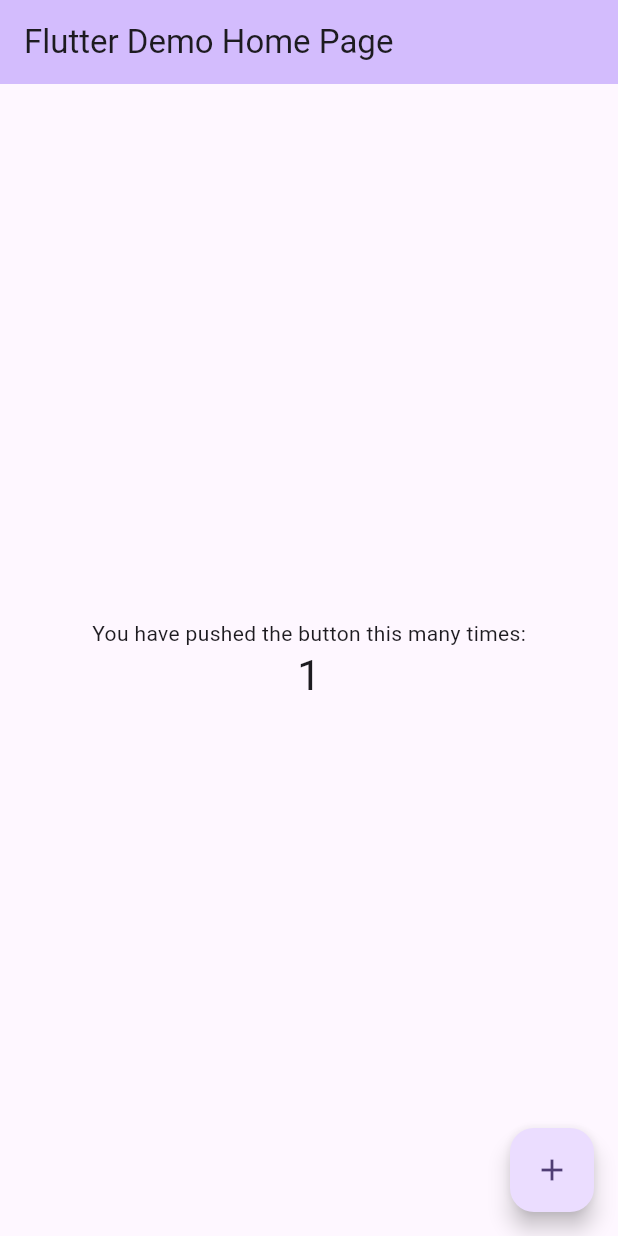
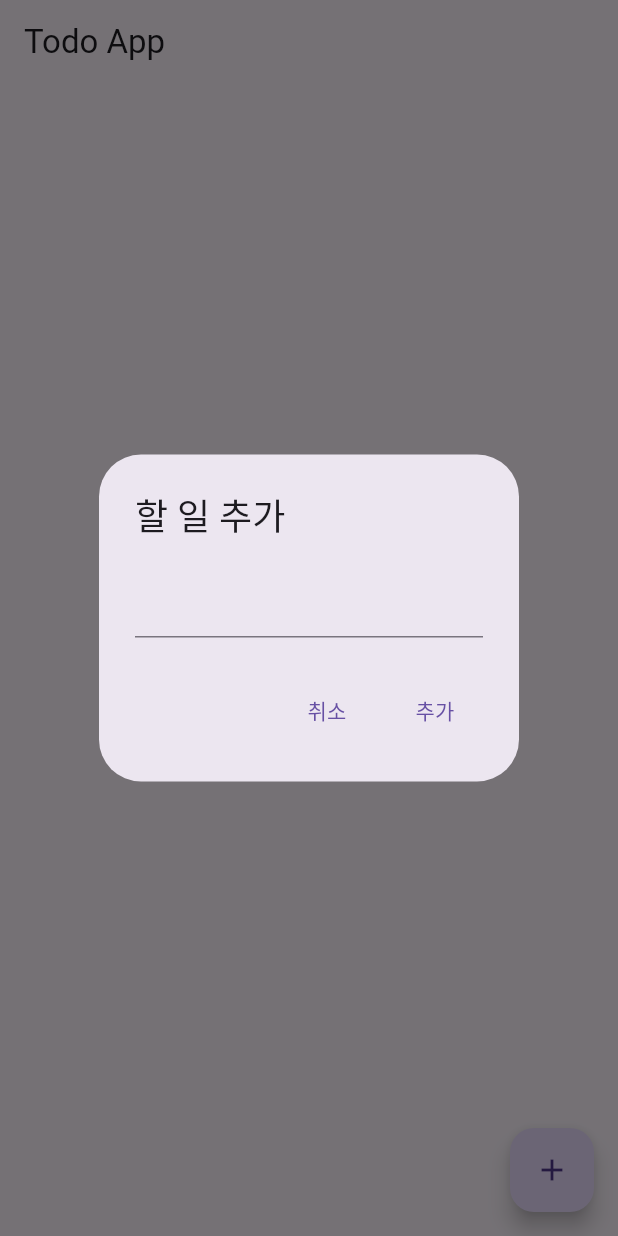
Before and after one commit to devpark435/flutter_example_test, a Flutter app: the screen it shows after launch, after a tap on the "add" icon, on a phone screen of 412 x 824 dp. Run offline on Flutter 3.47's test engine with Material 3 defaults, Android fonts, the phone set to English and light mode, and no system bars.

Commit message:
Todo 앱 만들기 예시 초안 업데이트

```diff
--- a/lib/main.dart
+++ b/lib/main.dart
@@ -1,125 +1,13 @@
 import 'package:flutter/material.dart';
+import 'package:flutter_example_test/todo/providers/todo_provider.dart';
+import 'package:flutter_example_test/todo/todo.dart';
+import 'package:provider/provider.dart';
 
 void main() {
-  runApp(const MyApp());
+  runApp(
+    ChangeNotifierProvider(
+      create: (context) => TodosProvider(),
+      child: const TodoApp(),
+    ),
+  );
 }
-
-class MyApp extends StatelessWidget {
-  const MyApp({super.key});
-
-  // This widget is the root of your application.
-  @override
-  Widget build(BuildContext context) {
-    return MaterialApp(
-      title: 'Flutter Demo',
-      theme: ThemeData(
-        // This is the theme of your application.
-        //
-        // TRY THIS: Try running your application with "flutter run". You'll see
-        // the application has a purple toolbar. Then, without quitting the app,
-        // try changing the seedColor in the colorScheme below to Colors.green
-        // and then invoke "hot reload" (save your changes or press the "hot
-        // reload" button in a Flutter-supported IDE, or press "r" if you used
-        // the command line to start the app).
-        //
-        // Notice that the counter didn't reset back to zero; the application
-        // state is not lost during the reload. To reset the state, use hot
-        // restart instead.
-        //
-        // This works for code too, not just values: Most code changes can be
-        // tested with just a hot reload.
-        colorScheme: ColorScheme.fromSeed(seedColor: Colors.deepPurple),
-        useMaterial3: true,
-      ),
-      home: const MyHomePage(title: 'Flutter Demo Home Page'),
-    );
-  }
-}
-
-class MyHomePage extends StatefulWidget {
-  const MyHomePage({super.key, required this.title});
-
-  // This widget is the home page of your application. It is stateful, meaning
-  // that it has a State object (defined below) that contains fields that affect
-  // how it looks.
-
-  // This class is the configuration for the state. It holds the values (in this
-  // case the title) provided by the parent (in this case the App widget) and
-  // used by the build method of the State. Fields in a Widget subclass are
-  // always marked "final".
-
-  final String title;
-
-  @override
-  State<MyHomePage> createState() => _MyHomePageState();
-}
-
-class _MyHomePageState extends State<MyHomePage> {
-  int _counter = 0;
-
-  void _incrementCounter() {
-    setState(() {
-      // This call to setState tells the Flutter framework that something has
-      // changed in this State, which causes it to rerun the build method below
-      // so that the display can reflect the updated values. If we changed
-      // _counter without calling setState(), then the build method would not be
-      // called again, and so nothing would appear to happen.
-      _counter++;
-    });
-  }
-
-  @override
-  Widget build(BuildContext context) {
-    // This method is rerun every time setState is called, for instance as done
-    // by the _incrementCounter method above.
-    //
-    // The Flutter framework has been optimized to make rerunning build methods
-    // fast, so that you can just rebuild anything that needs updating rather
-    // than having to individually change instances of widgets.
-    return Scaffold(
-      appBar: AppBar(
-        // TRY THIS: Try changing the color here to a specific color (to
-        // Colors.amber, perhaps?) and trigger a hot reload to see the AppBar
-        // change color while the other colors stay the same.
-        backgroundColor: Theme.of(context).colorScheme.inversePrimary,
-        // Here we take the value from the MyHomePage object that was created by
-        // the App.build method, and use it to set our appbar title.
-        title: Text(widget.title),
-      ),
-      body: Center(
-        // Center is a layout widget. It takes a single child and positions it
-        // in the middle of the parent.
-        child: Column(
-          // Column is also a layout widget. It takes a list of children and
-          // arranges them vertically. By default, it sizes itself to fit its
-          // children horizontally, and tries to be as tall as its parent.
-          //
-          // Column has various properties to control how it sizes itself and
-          // how it positions its children. Here we use mainAxisAlignment to
-          // center the children vertically; the main axis here is the vertical
-          // axis because Columns are vertical (the cross axis would be
-          // horizontal).
-          //
-          // TRY THIS: Invoke "debug painting" (choose the "Toggle Debug Paint"
-          // action in the IDE, or press "p" in the console), to see the
-          // wireframe for each widget.
-          mainAxisAlignment: MainAxisAlignment.center,
-          children: <Widget>[
-            const Text(
-              'You have pushed the button this many times:',
-            ),
-            Text(
-              '$_counter',
-              style: Theme.of(context).textTheme.headlineMedium,
-            ),
-          ],
-        ),
-      ),
-      floatingActionButton: FloatingActionButton(
-        onPressed: _incrementCounter,
-        tooltip: 'Increment',
-        child: const Icon(Icons.add),
-      ), // This trailing comma makes auto-formatting nicer for build methods.
-    );
-  }
-}
--- /dev/null
+++ b/lib/todo/models/todo_model.dart
@@ -0,0 +1,12 @@
+import 'package:uuid/uuid.dart';
+
+class Todo {
+  final String id;
+  String title;
+  bool isCompleted;
+
+  Todo({
+    required this.title,
+    this.isCompleted = false,
+  }) : id = const Uuid().v4();
+}
--- /dev/null
+++ b/lib/todo/providers/todo_provider.dart
@@ -0,0 +1,27 @@
+import 'package:flutter/material.dart';
+import 'package:flutter_example_test/todo/models/todo_model.dart';
+
+class TodosProvider extends ChangeNotifier {
+  final List<Todo> _todos = [];
+
+  List<Todo> get todos => _todos;
+
+  // 새 할 일 추가
+  void addTodo(String title) {
+    if (title.trim().isNotEmpty) {
+      _todos.add(Todo(title: title));
+      notifyListeners();
+    }
+  }
+
+  void deleteTodo(String id) {
+    _todos.removeWhere((todo) => todo.id == id);
+    notifyListeners();
+  }
+
+  void editTodo(String id, String title) {
+    final todo = _todos.firstWhere((todo) => todo.id == id);
+    todo.title = title;
+    notifyListeners();
+  }
+}
--- /dev/null
+++ b/lib/todo/screens/todo_screen.dart
@@ -0,0 +1,78 @@
+import 'package:flutter/material.dart';
+import 'package:flutter_example_test/todo/providers/todo_provider.dart';
+import 'package:flutter_example_test/todo/widgets/todo_add_dialog.dart';
+import 'package:flutter_example_test/todo/widgets/todo_delete_dialog.dart';
+import 'package:flutter_example_test/todo/widgets/todo_edit_dialog.dart';
+import 'package:provider/provider.dart';
+
+class TodoScreen extends StatelessWidget {
+  const TodoScreen({super.key});
+
+  @override
+  Widget build(BuildContext context) {
+    return Scaffold(
+      appBar: AppBar(
+        title: const Text('Todo App'),
+      ),
+      body: const TodoList(),
+      floatingActionButton: FloatingActionButton(
+        onPressed: () {
+          showDialog(
+            context: context,
+            builder: (context) => const TodoAddDialog(),
+          );
+        },
+        child: const Icon(Icons.add),
+      ),
+    );
+  }
+}
+
+class TodoList extends StatelessWidget {
+  const TodoList({super.key});
+
+  @override
+  Widget build(BuildContext context) {
+    return Consumer<TodosProvider>(
+      builder: (context, todos, child) {
+        if (todos.todos.isEmpty) {
+          return const Center(
+            child: Text('할 일이 없습니다. 새 할 일을 추가해보세요!'),
+          );
+        }
+        return ListView.builder(
+          itemCount: todos.todos.length,
+          itemBuilder: (context, index) {
+            final todo = todos.todos[index];
+            return ListTile(
+              title: Text(todo.title),
+              trailing: Row(
+                mainAxisSize: MainAxisSize.min,
+                children: [
+                  IconButton(
+                    onPressed: () {
+                      showDialog(
+                        context: context,
+                        builder: (context) => TodoEditDialog(todo: todo),
+                      );
+                    },
+                    icon: const Icon(Icons.edit),
+                  ),
+                  IconButton(
+                    onPressed: () {
+                      showDialog(
+                        context: context,
+                        builder: (context) => TodoDeleteDialog(todo: todo),
+                      );
+                    },
+                    icon: const Icon(Icons.delete),
+                  ),
+                ],
+              ),
+            );
+          },
+        );
+      },
+    );
+  }
+}
--- /dev/null
+++ b/lib/todo/todo.dart
@@ -0,0 +1,19 @@
+import 'package:flutter/material.dart';
+import 'package:flutter_example_test/todo/screens/todo_screen.dart';
+import 'package:flutter_example_test/todo/models/todo_model.dart';
+
+class TodoApp extends StatelessWidget {
+  const TodoApp({super.key});
+
+  @override
+  Widget build(BuildContext context) {
+    return MaterialApp(
+      title: 'Todo App',
+      debugShowCheckedModeBanner: false,
+      theme: ThemeData(
+        primarySwatch: Colors.blue,
+      ),
+      home: const TodoScreen(),
+    );
+  }
+}
--- /dev/null
+++ b/lib/todo/widgets/todo_add_dialog.dart
@@ -0,0 +1,39 @@
+import 'package:flutter/material.dart';
+import 'package:flutter_example_test/todo/providers/todo_provider.dart';
+import 'package:provider/provider.dart';
+
+class TodoAddDialog extends StatefulWidget {
+  const TodoAddDialog({super.key});
+
+  @override
+  State<TodoAddDialog> createState() => _TodoAddDialogState();
+}
+
+class _TodoAddDialogState extends State<TodoAddDialog> {
+  @override
+  Widget build(BuildContext context) {
+    final titleController = TextEditingController();
+
+    return AlertDialog(
+      title: const Text('할 일 추가'),
+      content: TextField(
+        controller: titleController,
+      ),
+      actions: [
+        TextButton(
+          onPressed: () {
+            Navigator.of(context).pop();
+          },
+          child: const Text('취소'),
+        ),
+        TextButton(
+          onPressed: () {
+            context.read<TodosProvider>().addTodo(titleController.text);
+            Navigator.of(context).pop();
+          },
+          child: const Text('추가'),
+        ),
+      ],
+    );
+  }
+}
--- /dev/null
+++ b/lib/todo/widgets/todo_delete_dialog.dart
@@ -0,0 +1,37 @@
+import 'package:flutter/material.dart';
+import 'package:flutter_example_test/todo/providers/todo_provider.dart';
+import 'package:flutter_example_test/todo/models/todo_model.dart';
+import 'package:provider/provider.dart';
+
+class TodoDeleteDialog extends StatefulWidget {
+  final Todo todo;
+  const TodoDeleteDialog({super.key, required this.todo});
+
+  @override
+  State<TodoDeleteDialog> createState() => _TodoDeleteDialogState();
+}
+
+class _TodoDeleteDialogState extends State<TodoDeleteDialog> {
+  @override
+  Widget build(BuildContext context) {
+    return AlertDialog(
+      title: const Text('할 일 삭제'),
+      content: const Text('정말로 삭제하시겠습니까?'),
+      actions: [
+        TextButton(
+          onPressed: () {
+            Navigator.of(context).pop();
+          },
+          child: const Text('취소'),
+        ),
+        TextButton(
+          onPressed: () {
+            context.read<TodosProvider>().deleteTodo(widget.todo.id);
+            Navigator.of(context).pop();
+          },
+          child: const Text('삭제'),
+        ),
+      ],
+    );
+  }
+}
--- a/pubspec.yaml
+++ b/pubspec.yaml
@@ -34,6 +34,8 @@ dependencies:
   # The following adds the Cupertino Icons font to your application.
   # Use with the CupertinoIcons class for iOS style icons.
   cupertino_icons: ^1.0.8
+  provider: ^6.1.2
+  uuid: ^4.5.1
 
 dev_dependencies:
   flutter_test:
```
Also changed, not shown: lib/todo/widgets/todo_edit_dialog.dart (added, +43 -0 lines), pubspec.lock, 2 other files.
